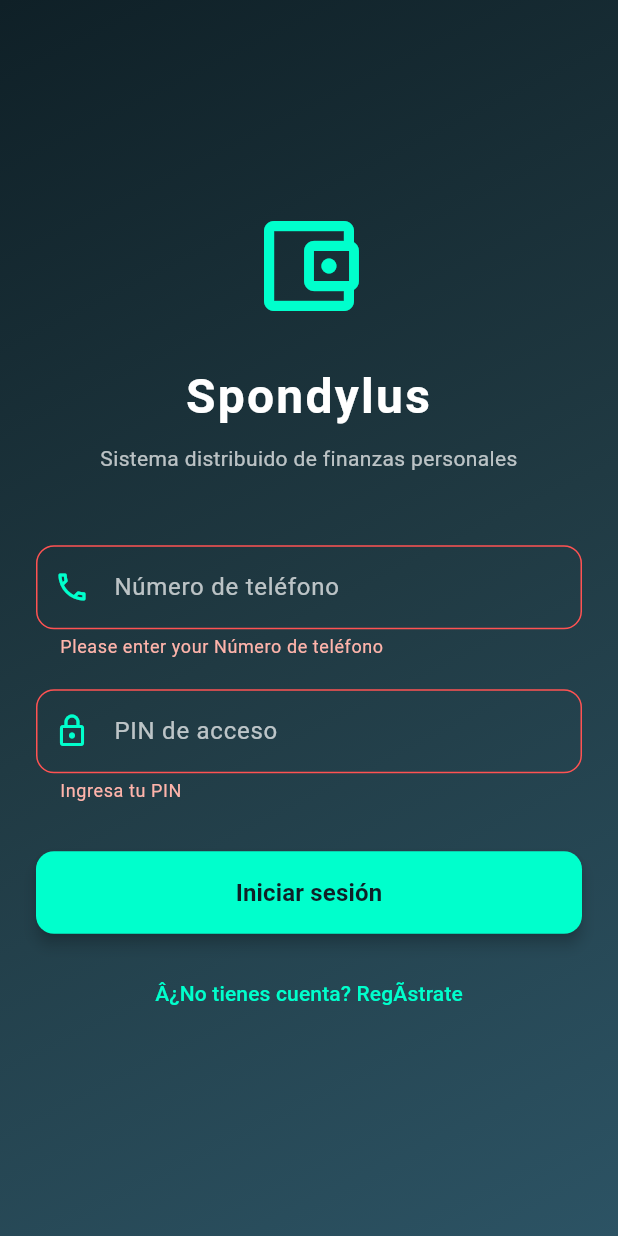
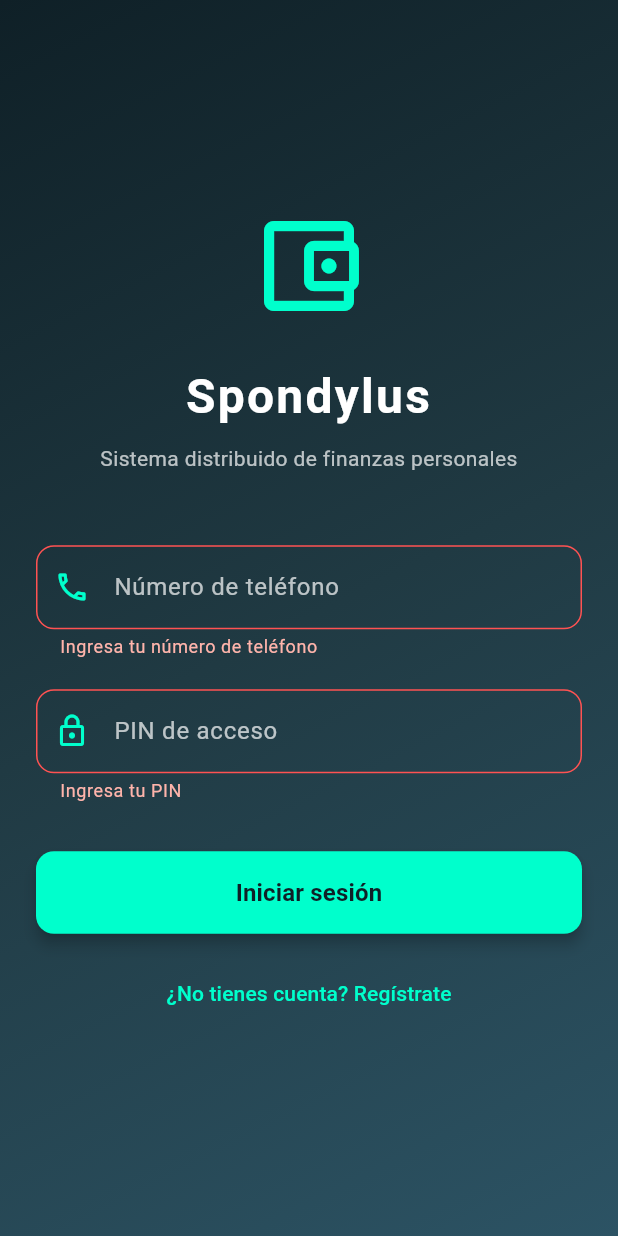
Before and after one commit to unsa-semester-2026-A/sis_dis_final, a Flutter app: the LoginScreen screen opened by its route, after a tap on "Iniciar sesión", on a phone screen of 412 x 824 dp. Run offline on Flutter 3.47's test engine with Material 3 defaults, Android fonts, the phone set to English and light mode, and no system bars; our stand-ins replace dio, flutter_riverpod, flutter_secure_storage, freezed_annotation, go_router, riverpod_annotation; missing offline and left inert: mocktail; accounts and stored records are empty; generated files the repository leaves out were written again.

Commit message:
fix(ui): repair corrupted Spanish characters in login screen

```diff
--- a/app/mobile/lib/features/auth/presentation/screens/login_screen.dart
+++ b/app/mobile/lib/features/auth/presentation/screens/login_screen.dart
@@ -142,7 +142,7 @@ class _LoginScreenState extends ConsumerState<LoginScreen> {
                       ),
                       validator: (String? value) {
                         if (value == null || value.trim().isEmpty) {
-                          return 'Please enter your Número de teléfono';
+                          return 'Ingresa tu número de teléfono';
                         }
                         return null;
                       },
@@ -226,7 +226,7 @@ class _LoginScreenState extends ConsumerState<LoginScreen> {
                     TextButton(
                       onPressed: () => context.go('/register/phone'),
                       child: const Text(
-                        'Â¿No tienes cuenta? RegÃ­strate',
+                        '¿No tienes cuenta? Regístrate',
                         style: TextStyle(color: Color(0xFF00FFCC)),
                       ),
                     ),
```
